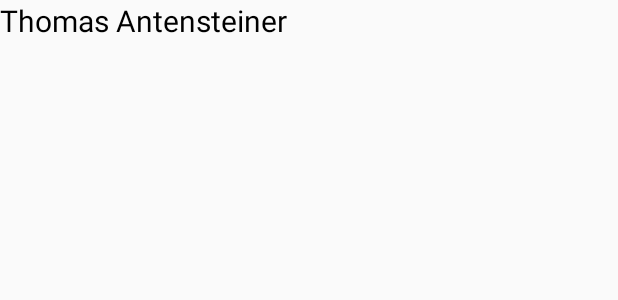
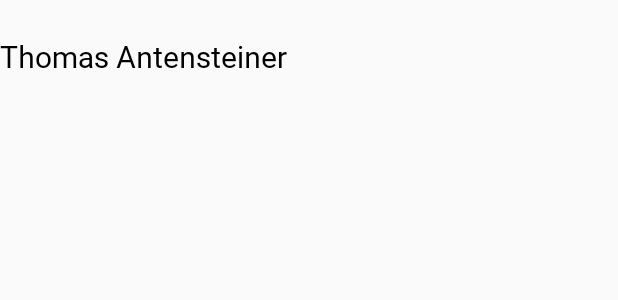
Before and after one commit to 1920-5bhif-nvs/1920-5bhif-nvs-udacity-labs-ThomasAnt, an Android app: the layout activity_main.xml on its own in the app's theme, with its tools: preview values and no code run, on a phone screen of 412 x 824 dp. Shown: the top 300 px of the screen. Run offline under Robolectric (Android 15) with nearby library versions, the phone set to English and light mode, and no system bars.

Commit message:
Lesson:2-8 Thomas Antensteiner

```diff
--- a/Lesson_2/AboutMe/app/src/main/res/layout/activity_main.xml
+++ b/Lesson_2/AboutMe/app/src/main/res/layout/activity_main.xml
@@ -8,6 +8,5 @@
         android:layout_width="match_parent"
         android:layout_height="wrap_content"
         android:text="@string/name"
-        android:textColor="@android:color/black"
-        android:textSize="@dimen/text_size" />
+        style="@style/NameStyle" />
 </LinearLayout>
--- a/Lesson_2/AboutMe/app/src/main/res/values/dimens.xml
+++ b/Lesson_2/AboutMe/app/src/main/res/values/dimens.xml
@@ -1,4 +1,6 @@
 <?xml version="1.0" encoding="utf-8"?>
 <resources>
     <dimen name="text_size">20sp</dimen>
+    <dimen name="small_padding">8dp</dimen>
+    <dimen name="layout_margin">16dp</dimen>
 </resources>
--- a/Lesson_2/AboutMe/app/src/main/res/values/styles.xml
+++ b/Lesson_2/AboutMe/app/src/main/res/values/styles.xml
@@ -8,4 +8,12 @@
         <item name="colorAccent">@color/colorAccent</item>
     </style>
 
+    <style name="NameStyle">
+        <item name="android:layout_marginTop">@dimen/layout_margin</item>
+        <item name="android:fontFamily">@font/roboto</item>
+        <item name="android:paddingTop">@dimen/small_padding</item>
+        <item name="android:textColor">@android:color/black</item>
+        <item name="android:textSize">@dimen/text_size</item>
+    </style>
+
 </resources>
```
Also changed, not shown: Lesson_2/AboutMe/app/src/main/res/font/roboto.ttf (added).
